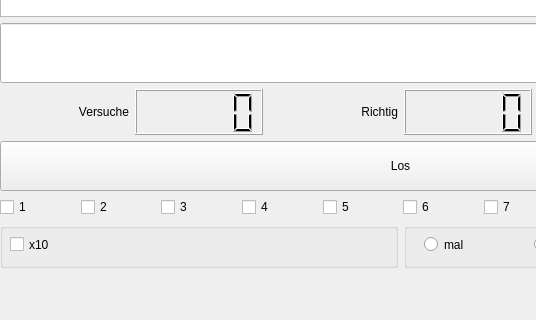
This is src/mainwindow.ui in geobra/mathtrainer as Qt 5 draws it before an edit; both pictures show x 0 to 536 and y 283 to 603 of the 806 by 603 pixel window. The edited form follows.
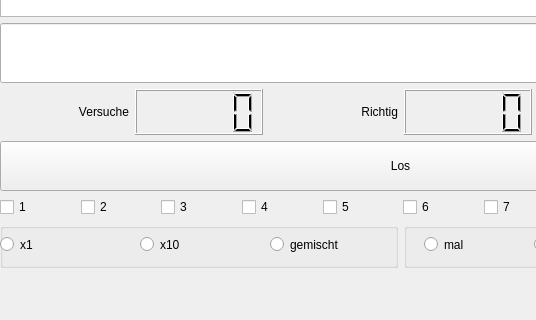
This is the edited form.

Commit message: option to make *10 mixed. Can display picture for each correct calculation.

```diff
--- a/src/mainwindow.ui
+++ b/src/mainwindow.ui
@@ -241,12 +241,12 @@
          <property name="title">
           <string/>
          </property>
-         <widget class="QCheckBox" name="zehner">
+         <widget class="QRadioButton" name="rb_10">
           <property name="geometry">
            <rect>
-            <x>10</x>
+            <x>140</x>
             <y>10</y>
-            <width>141</width>
+            <width>106</width>
             <height>23</height>
            </rect>
           </property>
@@ -254,6 +254,32 @@
            <string>x10</string>
           </property>
          </widget>
+         <widget class="QRadioButton" name="rb_1">
+          <property name="geometry">
+           <rect>
+            <x>0</x>
+            <y>10</y>
+            <width>106</width>
+            <height>23</height>
+           </rect>
+          </property>
+          <property name="text">
+           <string>x1</string>
+          </property>
+         </widget>
+         <widget class="QRadioButton" name="rb_mixed">
+          <property name="geometry">
+           <rect>
+            <x>270</x>
+            <y>10</y>
+            <width>106</width>
+            <height>23</height>
+           </rect>
+          </property>
+          <property name="text">
+           <string>gemischt</string>
+          </property>
+         </widget>
         </widget>
        </item>
        <item>
```
The commit also changes 2 other files.
